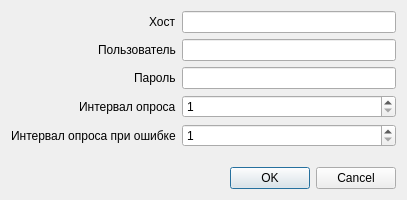
Above: settings_dialog.ui from amaximuk/switcher before the change. Below: the same form after it.
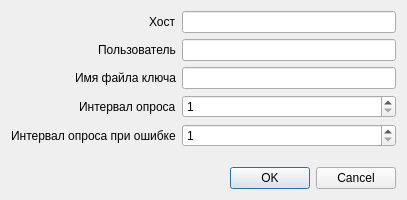
That is the form after the change.

Commit message: Заточился на файл ключа ssh

Patch:
```diff
--- a/settings_dialog.ui
+++ b/settings_dialog.ui
@@ -40,7 +40,7 @@
    <item row="2" column="0">
     <widget class="QLabel" name="label_3">
      <property name="text">
-      <string>Пароль</string>
+      <string>Имя файла ключа</string>
      </property>
     </widget>
    </item>
```
Left out of the diff: 4 changed lines with no effect on the pictures. The commit also changes 5 other files.
